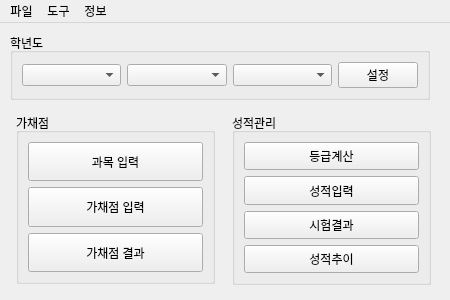
Above: UI/Main.ui from yuj09161/grademanage before the change. Below: the same form after it.
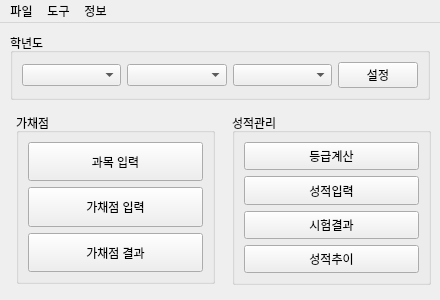
That is the form after the change.

Commit message:
UI 수정
+버그 수정 반영

```diff
--- a/UI/Main.ui
+++ b/UI/Main.ui
@@ -6,7 +6,7 @@
    <rect>
     <x>0</x>
     <y>0</y>
-    <width>450</width>
+    <width>440</width>
     <height>300</height>
    </rect>
   </property>
@@ -190,7 +190,7 @@
     <rect>
      <x>0</x>
      <y>0</y>
-     <width>450</width>
+     <width>440</width>
      <height>26</height>
     </rect>
    </property>
```
The commit also changes 7 other files.
